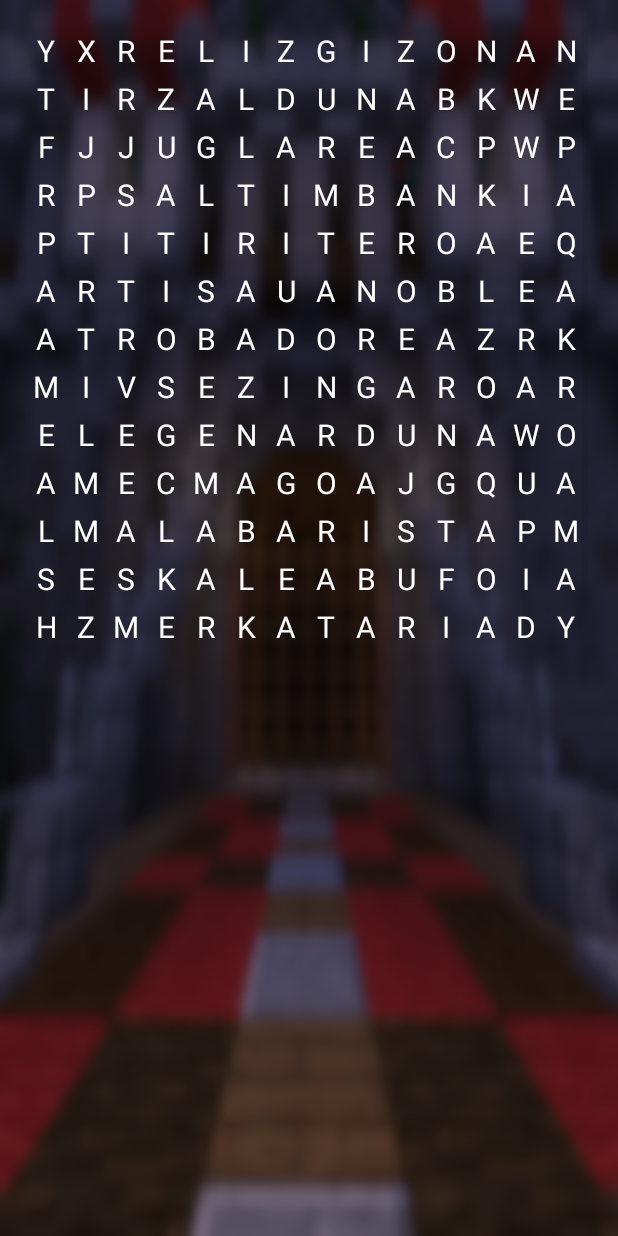
After one commit to Raultxo/DidaktikApp_Artzikulturapp, an Android app: the SopaDeLetras screen opened directly, with no data from a screen before it, on a phone screen of 412 x 824 dp. The commit adds this screen. Run offline under Robolectric (Android 15) with nearby library versions, the phone set to English and light mode, and no system bars.

Commit message:
Empezada sopa de letras

```diff
--- a/app/src/main/java/com/example/didaktikappartzikulturapp/Actividad3.java
+++ b/app/src/main/java/com/example/didaktikappartzikulturapp/Actividad3.java
@@ -1,6 +1,7 @@
 package com.example.didaktikappartzikulturapp;
 
 import android.annotation.SuppressLint;
+import android.content.Intent;
 import android.media.MediaPlayer;
 import android.os.Bundle;
 import android.os.Handler;
@@ -57,7 +58,8 @@ public class Actividad3 extends AppCompatActivity {
         // Boton para continuar e ir a la sopa de letras
         btnContinuar = findViewById(R.id.btnContinuar);
         btnContinuar.setOnClickListener(view -> {
-
+            Intent intent = new Intent(Actividad3.this, SopaDeLetras.class);
+            startActivity(intent);
         });
 
         // Boton para volver a la ventana principal
--- /dev/null
+++ b/app/src/main/java/com/example/didaktikappartzikulturapp/SopaDeLetras.java
@@ -0,0 +1,77 @@
+package com.example.didaktikappartzikulturapp;
+
+import androidx.appcompat.app.AppCompatActivity;
+
+import android.os.Bundle;
+import android.view.DragEvent;
+import android.view.MotionEvent;
+import android.view.View;
+import android.widget.ArrayAdapter;
+import android.widget.GridLayout;
+import android.widget.GridView;
+
+import java.util.ArrayList;
+import java.util.Objects;
+
+public class SopaDeLetras extends AppCompatActivity {
+
+    private GridView sopa;
+    private String[] letras = new String[] {
+            "Y","X","R","E","L","I","Z","G","I","Z","O","N","A","N",
+            "T","I","R","Z","A","L","D","U","N","A","B","K","W","E",
+            "F","J","J","U","G","L","A","R","E","A","C","P","W","P",
+            "R","P","S","A","L","T","I","M","B","A","N","K","I","A",
+            "P","T","I","T","I","R","I","T","E","R","O","A","E","Q",
+            "A","R","T","I","S","A","U","A","N","O","B","L","E","A",
+            "A","T","R","O","B","A","D","O","R","E","A","Z","R","K",
+            "M","I","V","S","E","Z","I","N","G","A","R","O","A","R",
+            "E","L","E","G","E","N","A","R","D","U","N","A","W","O",
+            "A","M","E","C","M","A","G","O","A","J","G","Q","U","A",
+            "L","M","A","L","A","B","A","R","I","S","T","A","P","M",
+            "S","E","S","K","A","L","E","A","B","U","F","O","I","A",
+            "H","Z","M","E","R","K","A","T","A","R","I","A","D","Y",
+            "F","D","O","N","T","Z","E","I","L","A","Z","L","W","I"
+    };
+
+    @Override
+    protected void onCreate(Bundle savedInstanceState) {
+        super.onCreate(savedInstanceState);
+        setContentView(R.layout.activity_sopa_de_letras);
+
+        // Quitar la barra de titulo de actividad
+        Objects.requireNonNull(getSupportActionBar()).hide();
+
+        // Quitar la barra de notificaciones, bateria, hora, etc
+        View decorView = getWindow().getDecorView();
+        int uiOptions = View.SYSTEM_UI_FLAG_FULLSCREEN | View.SYSTEM_UI_FLAG_LAYOUT_HIDE_NAVIGATION;
+        decorView.setSystemUiVisibility(uiOptions);
+
+        sopa = findViewById(R.id.sopa);
+
+        ArrayAdapter<String> listaAdapter = new ArrayAdapter<String>(this, R.layout.textview_sopa, letras);
+        sopa.setAdapter(listaAdapter);
+
+        sopa.setOnDragListener(new View.OnDragListener() {
+            @Override
+            public boolean onDrag(View view, DragEvent dragEvent) {
+                System.out.println("UWU");
+                return false;
+            }
+        });
+    }
+
+    // Metodo para que quite la barra de navegacion, notificaciones, etc cuando se cambia el focus
+    @Override
+    public void onWindowFocusChanged(boolean hasFocus) {
+        super.onWindowFocusChanged(hasFocus);
+        if (hasFocus) {
+            getWindow().getDecorView().setSystemUiVisibility(
+                    View.SYSTEM_UI_FLAG_LAYOUT_STABLE
+                            | View.SYSTEM_UI_FLAG_LAYOUT_HIDE_NAVIGATION
+                            | View.SYSTEM_UI_FLAG_LAYOUT_FULLSCREEN
+                            | View.SYSTEM_UI_FLAG_HIDE_NAVIGATION
+                            | View.SYSTEM_UI_FLAG_FULLSCREEN
+                            | View.SYSTEM_UI_FLAG_IMMERSIVE_STICKY);
+        }
+    }
+}
--- a/app/src/main/res/layout/actividad3.xml
+++ b/app/src/main/res/layout/actividad3.xml
@@ -9,7 +9,6 @@
         android:id="@+id/btnContinuar"
         android:layout_width="0dp"
         android:layout_height="73dp"
-        android:enabled="false"
         android:insetBottom="0dp"
         android:text="Continuar"
         android:textSize="20sp"
--- /dev/null
+++ b/app/src/main/res/layout/activity_sopa_de_letras.xml
@@ -0,0 +1,24 @@
+<?xml version="1.0" encoding="utf-8"?>
+<androidx.constraintlayout.widget.ConstraintLayout xmlns:android="http://schemas.android.com/apk/res/android"
+    xmlns:app="http://schemas.android.com/apk/res-auto"
+    xmlns:tools="http://schemas.android.com/tools"
+    android:layout_width="match_parent"
+    android:layout_height="match_parent"
+    tools:context=".SopaDeLetras">
+
+    <GridView
+        android:layout_margin="20sp"
+        android:id="@+id/sopa"
+        android:layout_width="match_parent"
+        android:layout_height="405dp"
+        android:horizontalSpacing="5dp"
+        android:numColumns="14"
+        android:stretchMode="columnWidth"
+        android:verticalSpacing="5dp"
+        app:layout_constraintEnd_toEndOf="parent"
+        app:layout_constraintStart_toStartOf="parent"
+        app:layout_constraintTop_toTopOf="parent">
+
+    </GridView>
+
+</androidx.constraintlayout.widget.ConstraintLayout>
--- /dev/null
+++ b/app/src/main/res/layout/textview_sopa.xml
@@ -0,0 +1,9 @@
+<?xml version="1.0" encoding="utf-8"?>
+<TextView
+    xmlns:android="http://schemas.android.com/apk/res/android"
+    android:id="@+id/grid_item_label"
+    android:layout_width="match_parent"
+    android:layout_height="match_parent"
+    android:textSize="20sp"
+    android:gravity="center">
+</TextView>
```
Also changed, not shown: app/src/main/AndroidManifest.xml (+18 -8 lines), app/src/main/java/com/example/didaktikappartzikulturapp/MainActivity.java (+7 -11 lines), app/src/main/java/com/example/didaktikappartzikulturapp/VentanaDeveloper.java (+21 -18 lines).
